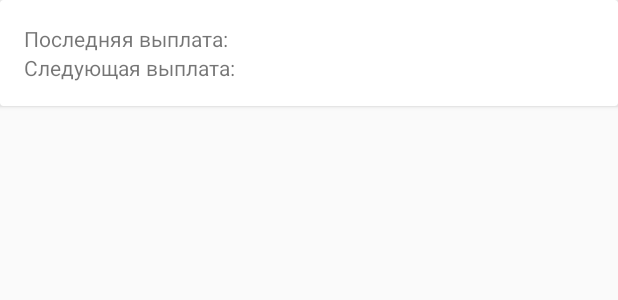
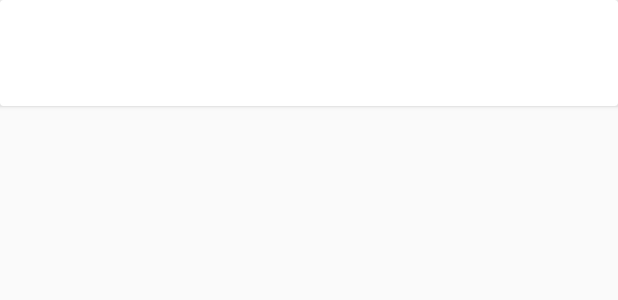
Before and after one commit to Despairs/WhereIsMyMoney, an Android app: the layout fragment_home.xml on its own in the app's theme, with its tools: preview values and no code run, on a phone screen of 412 x 824 dp. Shown: the top 300 px of the screen. Run offline under Robolectric (Android 15) with nearby library versions, the phone set to English and light mode, and no system bars.

Commit message:
Сделал заполнение информации в заголовке

```diff
--- a/app/src/main/java/org/despairs/wmm/MainActivity.java
+++ b/app/src/main/java/org/despairs/wmm/MainActivity.java
@@ -22,12 +22,6 @@ public class MainActivity extends AppCompatActivity {
         askPermissions();
 
         setContentView(R.layout.activity_main);
-
-        NavController navController = Navigation.findNavController(this, R.id.nav_host_fragment);
-        BottomNavigationView navView = findViewById(R.id.nav_view);
-        NavigationUI.setupWithNavController(navView, navController);
-
-
     }
 
     private void askPermissions() {
--- a/app/src/main/res/layout/fragment_home.xml
+++ b/app/src/main/res/layout/fragment_home.xml
@@ -3,12 +3,12 @@
     xmlns:app="http://schemas.android.com/apk/res-auto"
     xmlns:tools="http://schemas.android.com/tools"
     android:layout_width="match_parent"
-    android:layout_height="match_parent"
-    android:scrollbars="none">
+    android:layout_height="match_parent">
 
     <LinearLayout
         android:layout_width="match_parent"
         android:layout_height="wrap_content"
+        android:descendantFocusability="blocksDescendants"
         android:orientation="vertical">
 
         <androidx.cardview.widget.CardView
@@ -23,24 +23,12 @@
                 <TableRow>
 
                     <TextView
-                        android:id="@+id/last_paycheck_label"
-                        android:layout_width="match_parent"
-                        android:layout_height="wrap_content"
-                        android:text="@string/last_paycheck" />
-
-                    <TextView
-                        android:id="@+id/last_paycheck_value"
+                        android:id="@+id/last_paycheck"
                         android:layout_width="match_parent"
                         android:layout_height="wrap_content" />
                 </TableRow>
 
                 <TableRow>
-
-                    <TextView
-                        android:id="@+id/next_paycheck_days_label"
-                        android:layout_width="match_parent"
-                        android:layout_height="wrap_content"
-                        android:text="@string/next_paycheck_days" />
 
                     <TextView
                         android:id="@+id/next_paycheck_days_value"
```
Also changed, not shown: app/src/main/java/org/despairs/wmm/ui/home/HomeFragment.java (+14 -5 lines), app/src/main/java/org/despairs/wmm/utils/Converters.java (+15 -2 lines), app/src/main/res/layout/activity_main.xml (+5 -20 lines).
